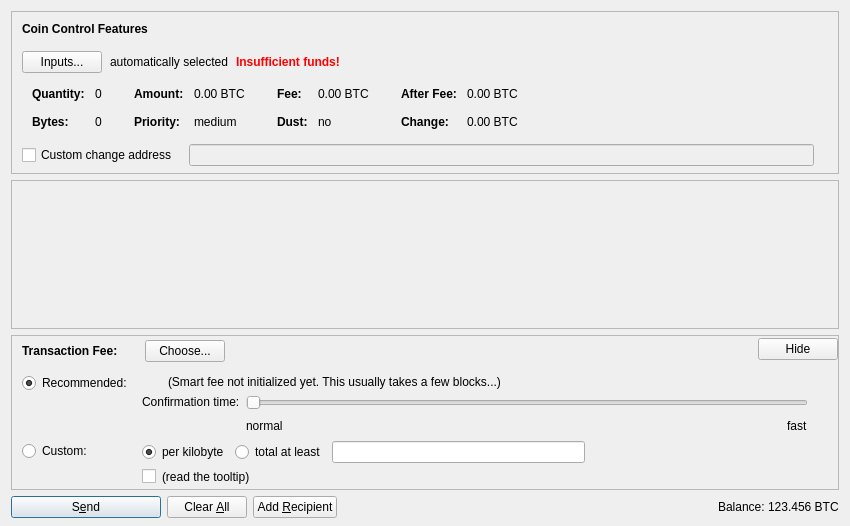
kobocoin/Kobocoin, file src/qt/forms/sendcoinsdialog.ui: the form before one commit.
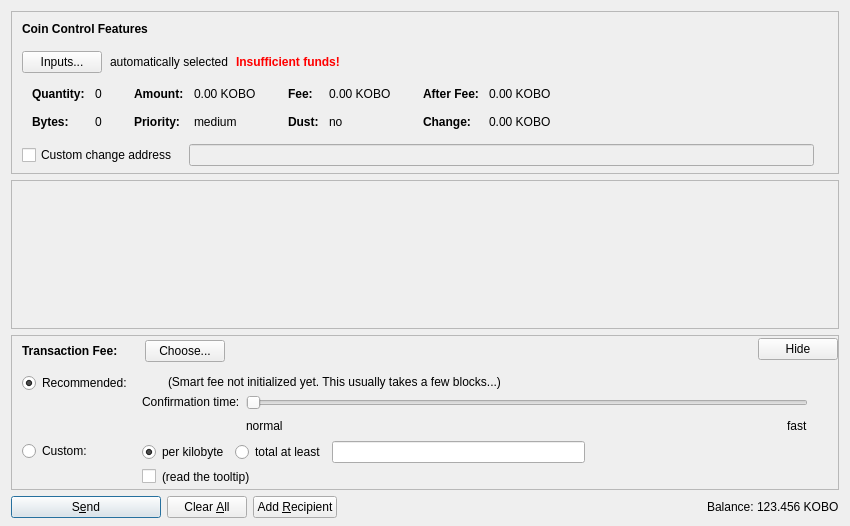
The form after the commit. Icons and pictures are not drawn. Custom widgets are drawn as their Qt base class.

Commit message: BTC to KOBO unit renaming

Diff of the .ui file:
```diff
--- a/src/qt/forms/sendcoinsdialog.ui
+++ b/src/qt/forms/sendcoinsdialog.ui
@@ -324,7 +324,7 @@
                   <enum>Qt::ActionsContextMenu</enum>
                  </property>
                  <property name="text">
-                  <string notr="true">0.00 BTC</string>
+                  <string notr="true">0.00 KOBO</string>
                  </property>
                  <property name="textInteractionFlags">
                   <set>Qt::LinksAccessibleByMouse|Qt::TextSelectableByKeyboard|Qt::TextSelectableByMouse</set>
@@ -404,7 +404,7 @@
                   <enum>Qt::ActionsContextMenu</enum>
                  </property>
                  <property name="text">
-                  <string notr="true">0.00 BTC</string>
+                  <string notr="true">0.00 KOBO</string>
                  </property>
                  <property name="textInteractionFlags">
                   <set>Qt::LinksAccessibleByMouse|Qt::TextSelectableByKeyboard|Qt::TextSelectableByMouse</set>
@@ -484,7 +484,7 @@
                   <enum>Qt::ActionsContextMenu</enum>
                  </property>
                  <property name="text">
-                  <string notr="true">0.00 BTC</string>
+                  <string notr="true">0.00 KOBO</string>
                  </property>
                  <property name="textInteractionFlags">
                   <set>Qt::LinksAccessibleByMouse|Qt::TextSelectableByKeyboard|Qt::TextSelectableByMouse</set>
@@ -513,7 +513,7 @@
                   <enum>Qt::ActionsContextMenu</enum>
                  </property>
                  <property name="text">
-                  <string notr="true">0.00 BTC</string>
+                  <string notr="true">0.00 KOBO</string>
                  </property>
                  <property name="textInteractionFlags">
                   <set>Qt::LinksAccessibleByMouse|Qt::TextSelectableByKeyboard|Qt::TextSelectableByMouse</set>
@@ -1299,7 +1299,7 @@
           <cursorShape>IBeamCursor</cursorShape>
          </property>
          <property name="text">
-          <string notr="true">123.456 BTC</string>
+          <string notr="true">123.456 KOBO</string>
          </property>
          <property name="textInteractionFlags">
           <set>Qt::LinksAccessibleByMouse|Qt::TextSelectableByKeyboard|Qt::TextSelectableByMouse</set>
```
The commit also changes 4 other files.
